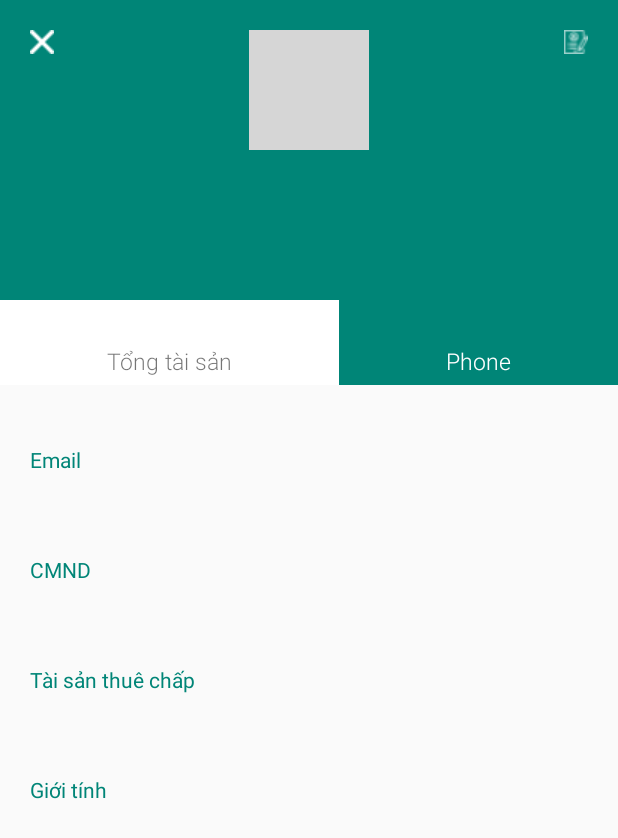
After one commit to thanhtunga6982/Bank-CCID, an Android app: the fragment ProfileBankFragment placed in its activity, on a phone screen of 412 x 824 dp. The commit adds this screen. Shown: the top 838 px of the screen. Run offline under Robolectric (Android 15) with nearby library versions, the phone set to English and light mode, and no system bars; our stand-ins replace CircleImageView, Firebase (no records; nobody signed in at launch, a user with empty details on screens opened directly), RxJava; grey boxes are pictures that could not be loaded.

Commit message:
implement ui and handle event

```diff
--- a/app/src/main/java/com/example/app/bank/data/model/User.kt
+++ b/app/src/main/java/com/example/app/bank/data/model/User.kt
@@ -10,13 +10,17 @@ import kotlinx.android.parcel.Parcelize
 data class User(
     var key: String = "",
     @SerializedName("id")  var id: String = "",
+    @SerializedName("address")  var address: String = "",
     @SerializedName("avatar")  var avatar: String = "",
     @SerializedName("name")  var name: String = "",
     @SerializedName("email") var email: String = "",
     @SerializedName("moneyBorrow") var moneyBorrow: String = "",
     @SerializedName("debtpaymentplan") var debtpaymentplan: String = "",
     @SerializedName("assettax") var assettax: String = "",
-    @SerializedName("totalasset") var totalasset: String = ""
+    @SerializedName("totalasset") var totalasset: String = "",
+    @SerializedName("sex") var sex: String = "",
+    @SerializedName("phone") var phone: String = "",
+    @SerializedName("cmnd") var cmnd: String = ""
 
 ) : Parcelable {
     fun fromDataSnapshot(dataSnapshot: DataSnapshot): User? {
--- a/app/src/main/java/com/example/app/bank/main/condition/ConditionBorrowMoney.kt
+++ b/app/src/main/java/com/example/app/bank/main/condition/ConditionBorrowMoney.kt
@@ -15,6 +15,7 @@ import com.example.app.bank.extention.loadUrl
 import com.example.app.bank.extention.visible
 import com.example.app.bank.main.borrowmoney.borrow.BorrowMoneyFragment
 import com.example.app.bank.main.borrowmoney.list.LendingMoneyFragment
+import com.example.app.bank.main.profile.ProfileBankFragment
 import io.reactivex.android.schedulers.AndroidSchedulers
 import io.reactivex.schedulers.Schedulers
 import kotlinx.android.synthetic.main.fragment_condition_borrow_money.*
@@ -72,6 +73,9 @@ class ConditionBorrowMoney : BaseFragment() {
             mapIntent.`package` = "com.google.android.apps.maps"
             startActivity(mapIntent)
         }
+        imgProfile.setOnClickListener {
+            replaceFragment(ProfileBankFragment.newInstance(user),true)
+        }
         imgCircleAvatar.loadUrl(user.avatar)
         tvNameHeader.text = user.name
         tvTotalAsset.text = user.totalasset
--- a/app/src/main/java/com/example/app/bank/main/login/LoginFragment.kt
+++ b/app/src/main/java/com/example/app/bank/main/login/LoginFragment.kt
@@ -148,8 +148,12 @@ class LoginFragment : BaseFragment(), View.OnTouchListener {
                                     moneyBorrow = moneyBorrow,
                                     debtpaymentplan = debtpaymentplan,
                                     assettax = assettax,
-                                    totalasset = totalasset
-                                )
+                                    totalasset = totalasset,
+                                    address =  address,
+                                    sex = sex,
+                                    email = email,
+                                    phone = phone,
+                                    cmnd = cmnd)
                                 replaceFragment(
                                     ConditionBorrowMoney.newInstance(user),
                                     true,
--- /dev/null
+++ b/app/src/main/java/com/example/app/bank/main/profile/ProfileBankFragment.kt
@@ -0,0 +1,71 @@
+package com.example.app.bank.main.profile
+
+import android.os.Bundle
+import android.view.LayoutInflater
+import android.view.View
+import android.view.ViewGroup
+import com.example.app.bank.R
+import com.example.app.bank.base.BaseFragment
+import com.example.app.bank.base.BaseFragmentContainer
+import com.example.app.bank.data.model.User
+import com.example.app.bank.extention.loadUrl
+import kotlinx.android.synthetic.main.fragment_profile_bank.*
+import kotlinx.android.synthetic.main.layout_header_profile.*
+
+class ProfileBankFragment() : BaseFragment() {
+
+    companion object {
+
+        private const val KEY_PROFILE = "key_profile"
+        fun newInstance(user: User) = ProfileBankFragment().apply {
+            arguments = Bundle().apply {
+                putParcelable(KEY_PROFILE, user)
+            }
+        }
+    }
+
+    private var user = User()
+    override fun onCreateView(inflater: LayoutInflater, container: ViewGroup?, savedInstanceState: Bundle?): View? {
+        arguments?.let {
+            user = it.getParcelable(KEY_PROFILE)
+        }
+        return inflater.inflate(R.layout.fragment_profile_bank, container, false)
+    }
+
+    override fun onViewCreated(view: View, savedInstanceState: Bundle?) {
+        super.onViewCreated(view, savedInstanceState)
+        initView()
+        initClick()
+    }
+
+    private fun initView() {
+        with(user) {
+            tvNameProfile.text = name
+            imgCircleAvatar.loadUrl(avatar)
+            tvAddressProfile.text = address
+            tvValueTotalAsset.text = totalasset
+            tvValuePhone.text = phone
+            tvValueEmailProfile.text = email
+            tvValueCmndProfile.text = cmnd
+            tvValueSexProfile.text = sex
+        }
+    }
+
+    private fun initClick() {
+        imgClose.setOnClickListener {
+            parentFragment?.let {
+                if (it is BaseFragmentContainer) {
+                    popBackStack()
+                }
+            }
+        }
+        imgEditClose.setOnClickListener {
+            //TODO Handle event edit profile
+        }
+    }
+
+    override fun onBindViewModel() {
+        //TODO
+    }
+
+}
--- /dev/null
+++ b/app/src/main/res/layout/fragment_profile_bank.xml
@@ -0,0 +1,160 @@
+<?xml version="1.0" encoding="utf-8"?>
+<android.support.constraint.ConstraintLayout xmlns:android="http://schemas.android.com/apk/res/android"
+                                             android:layout_width="match_parent"
+                                             android:layout_height="match_parent"
+                                             xmlns:app="http://schemas.android.com/apk/res-auto"
+                                             xmlns:tools="http://schemas.android.com/tools">
+
+
+    <android.support.constraint.ConstraintLayout
+            android:id="@+id/viewHeader"
+            android:layout_height="200dp"
+            android:layout_width="match_parent"
+            android:background="@color/colorPrimary"
+            app:layout_constraintTop_toTopOf="parent">
+
+        <ImageView
+                android:id="@+id/imgClose"
+                android:layout_width="wrap_content"
+                android:layout_height="wrap_content"
+                android:src="@drawable/ic_close_16dp"
+                android:padding="20dp"/>
+
+        <ImageView
+                android:id="@+id/imgEditClose"
+                android:layout_width="wrap_content"
+                android:layout_height="wrap_content"
+                app:layout_constraintEnd_toEndOf="parent"
+                android:src="@drawable/ic_edit_profile"
+                android:padding="20dp"/>
+
+        <de.hdodenhof.circleimageview.CircleImageView
+                android:id="@+id/imgCircleAvatar"
+                android:layout_width="80dp"
+                android:layout_height="80dp"
+                android:layout_marginTop="20dp"
+                app:layout_constraintTop_toTopOf="parent"
+                app:layout_constraintStart_toStartOf="parent"
+                app:layout_constraintEnd_toEndOf="parent"
+                tools:src="@drawable/img_error"/>
+
+        <TextView
+                android:id="@+id/tvNameProfile"
+                android:layout_width="wrap_content"
+                android:layout_height="wrap_content"
+                android:layout_marginTop="15dp"
+                android:textSize="25dp"
+                android:textColor="@color/colorWhite"
+                android:fontFamily="sans-serif-light"
+                app:layout_constraintTop_toBottomOf="@id/imgCircleAvatar"
+                app:layout_constraintStart_toStartOf="parent"
+                app:layout_constraintEnd_toEndOf="parent"
+                tools:text="Thanh Tung"/>
+        <TextView
+                android:id="@+id/tvAddressProfile"
+                android:layout_width="wrap_content"
+                android:layout_height="wrap_content"
+                android:textSize="17dp"
+                android:textColor="@color/colorWhite"
+                android:fontFamily="sans-serif-light"
+                app:layout_constraintTop_toBottomOf="@id/tvNameProfile"
+                app:layout_constraintStart_toStartOf="parent"
+                app:layout_constraintEnd_toEndOf="parent"
+                tools:text="KonTum, VietNam"/>
+    </android.support.constraint.ConstraintLayout>
+
+    <include
+            android:id="@+id/viewBody"
+            android:layout_width="match_parent"
+            android:layout_height="wrap_content"
+            app:layout_constraintTop_toBottomOf="@id/viewHeader"
+            layout="@layout/layout_header_profile"/>
+    <ScrollView android:layout_width="match_parent"
+                android:layout_height="wrap_content"
+                app:layout_constraintTop_toBottomOf="@id/viewBody">
+        <LinearLayout
+                android:id="@+id/llFormProfile"
+                android:layout_width="match_parent"
+                android:orientation="vertical"
+                android:layout_height="wrap_content"
+                android:layout_margin="20dp">
+            <!--Emai-->
+            <TextView
+                    android:id="@+id/tvEmailProfile"
+                    android:layout_width="wrap_content"
+                    android:layout_height="wrap_content"
+                    android:layout_marginTop="20dp"
+                    android:text="Email"
+                    android:textColor="@color/colorPrimary"
+                    tools:ignore="MissingConstraints"/>
+            <TextView
+                    android:id="@+id/tvValueEmailProfile"
+                    android:layout_width="wrap_content"
+                    android:layout_height="wrap_content"
+                    android:layout_marginTop="10dp"
+                    android:textSize="17dp"
+                    android:textColor="@color/colorBlack"
+                    android:fontFamily="sans-serif-light"
+                    tools:text="thanhtunga0000@gmai.com"
+                    tools:ignore="MissingConstraints"/>l
+            <!--CMND-->
+            <TextView
+                    android:id="@+id/tvCmndlProfile"
+                    android:layout_width="wrap_content"
+                    android:layout_height="wrap_content"
+                    android:layout_marginTop="20dp"
+                    android:text="CMND"
+                    android:textColor="@color/colorPrimary"
+                    tools:ignore="MissingConstraints"/>
+            <TextView
+                    android:id="@+id/tvValueCmndProfile"
+                    android:layout_width="wrap_content"
+                    android:layout_height="wrap_content"
+                    android:layout_marginTop="10dp"
+                    android:textSize="17dp"
+                    android:textColor="@color/colorBlack"
+                    android:fontFamily="sans-serif-light"
+                    tools:text="123123123"
+                    tools:ignore="MissingConstraints"/>
+
+            <!--Tai san thue chap-->
+            <TextView
+                    android:id="@+id/tvAssetTaxProfile"
+                    android:layout_width="wrap_content"
+                    android:layout_height="wrap_content"
+                    android:layout_marginTop="20dp"
+                    android:text="Tài sản thuê chấp"
+                    android:textColor="@color/colorPrimary"
+                    tools:ignore="MissingConstraints"/>
+            <TextView
+                    android:id="@+id/tvValueAssetTaxProfile"
+                    android:layout_width="wrap_content"
+                    android:layout_height="wrap_content"
+                    android:layout_marginTop="10dp"
+                    android:textSize="17dp"
+                    android:textColor="@color/colorBlack"
+                    android:fontFamily="sans-serif-light"
+                    tools:text="3000000"
+                    tools:ignore="MissingConstraints"/>
+            <!--sex-->
+            <TextView
+                    android:id="@+id/tvSexProfile"
+                    android:layout_width="wrap_content"
+                    android:layout_height="wrap_content"
+                    android:layout_marginTop="20dp"
+                    android:text="Giới tính "
+                    android:textColor="@color/colorPrimary"
+                    tools:ignore="MissingConstraints"/>
+            <TextView
+                    android:id="@+id/tvValueSexProfile"
+                    android:layout_width="wrap_content"
+                    android:layout_height="wrap_content"
+                    android:layout_marginTop="10dp"
+                    android:textSize="17dp"
+                    android:textColor="@color/colorBlack"
+                    android:fontFamily="sans-serif-light"
+                    tools:text="Nam"
+                    tools:ignore="MissingConstraints"/>
+        </LinearLayout>
+    </ScrollView>
+</android.support.constraint.ConstraintLayout>
--- a/app/src/main/res/layout/item_layout_function.xml
+++ b/app/src/main/res/layout/item_layout_function.xml
@@ -112,6 +112,7 @@
                 android:padding="16dp"
                 android:orientation="vertical">
             <ImageView
+                    android:id="@+id/imgProfile"
                     android:layout_width="80dp"
                     android:layout_height="80dp"
                     android:background="@drawable/ic_profile"/>
--- /dev/null
+++ b/app/src/main/res/layout/layout_header_profile.xml
@@ -0,0 +1,58 @@
+<?xml version="1.0" encoding="utf-8"?>
+<LinearLayout xmlns:android="http://schemas.android.com/apk/res/android"
+              android:layout_width="match_parent"
+              android:layout_height="wrap_content"
+              android:orientation="horizontal"
+              android:layout_weight="2"
+              xmlns:tools="http://schemas.android.com/tools">
+
+    <LinearLayout android:layout_width="wrap_content"
+                  android:layout_height="wrap_content"
+                  android:padding="5dp"
+                  android:gravity="center"
+                  android:background="@color/colorWhite"
+                  android:layout_weight="1"
+                  android:orientation="vertical">
+        <TextView
+                android:id="@+id/tvValueTotalAsset"
+                tools:text="300K"
+                android:textSize="18dp"
+                android:layout_width="wrap_content"
+                android:layout_height="wrap_content"/>
+        <TextView
+                android:id="@+id/tvTextTotalAsset"
+                android:text="Tổng tài sản"
+                android:fontFamily="sans-serif-light"
+                android:textSize="15dp"
+                android:layout_width="wrap_content"
+                android:layout_height="wrap_content"/>
+
+    </LinearLayout>
+    <LinearLayout android:layout_width="wrap_content"
+                  android:layout_height="wrap_content"
+                  android:padding="5dp"
+                  android:gravity="center"
+                  android:layout_weight="1"
+                  android:fontFamily="sans-serif-light"
+                  android:background="@color/colorPrimary"
+                  android:orientation="vertical">
+        <TextView
+                android:id="@+id/tvValuePhone"
+                tools:text="01626061362"
+                android:textSize="18dp"
+                android:textColor="@color/colorWhite"
+                android:fontFamily="sans-serif-light"
+                android:layout_width="wrap_content"
+                android:layout_height="wrap_content"/>
+
+        <TextView
+                android:id="@+id/tvPhone"
+                android:text="Phone"
+                android:textSize="15dp"
+                android:textColor="@color/colorWhite"
+                android:fontFamily="sans-serif-light"
+                android:layout_width="wrap_content"
+                android:layout_height="wrap_content"/>
+
+    </LinearLayout>
+</LinearLayout>
```
Also changed, not shown: app/src/main/res/drawable/ic_edit_profile.png (added).
